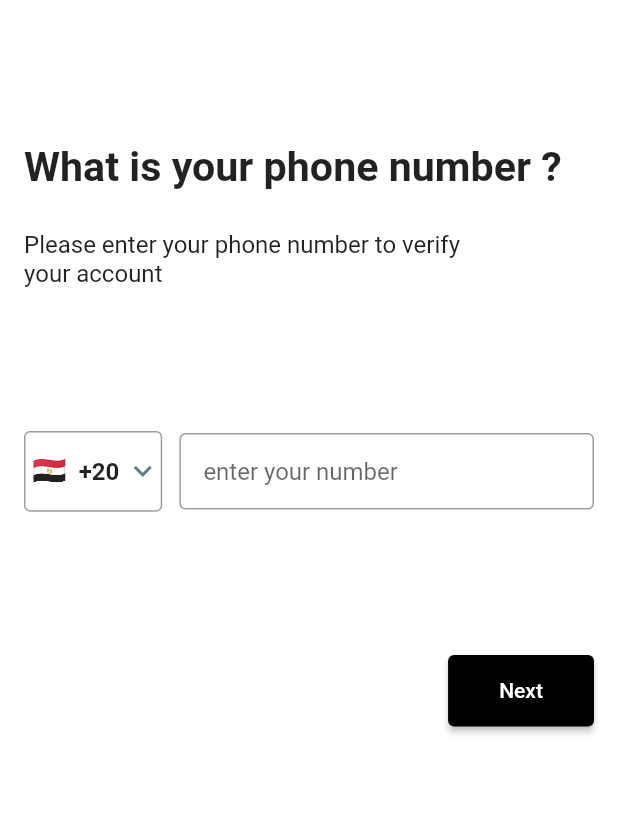
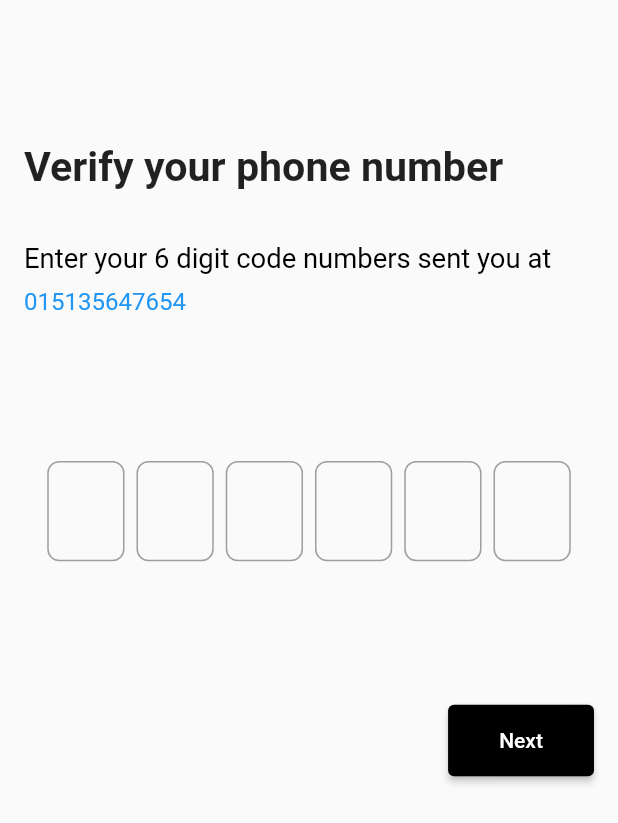
Before and after one commit to elsankary99/test-map, a Flutter app: the screen it shows after launch, on a phone screen of 412 x 824 dp. Shown: the top 823 px of the screen. Run offline on Flutter 3.47's test engine with Material 2 defaults, Android fonts, the phone set to English and light mode, and no system bars; drawn by our look-alikes of pinput; our stand-ins replace auto_route, firebase_auth, firebase_core, flutter_riverpod, flutter_screenutil; accounts and stored records are empty.

Commit message:
craete otp page ui

```diff
--- a/lib/app.dart
+++ b/lib/app.dart
@@ -1,6 +1,6 @@
 import 'package:flutter/material.dart';
 import 'package:flutter_screenutil/flutter_screenutil.dart';
-import 'package:test_map/view/screen/auth/auth_page.dart';
+import 'package:test_map/view/screen/auth/otp_page.dart';
 
 class MyApp extends StatelessWidget {
   const MyApp({super.key});
@@ -14,7 +14,7 @@ class MyApp extends StatelessWidget {
       builder: (_, child) {
         return const MaterialApp(
           debugShowCheckedModeBanner: false,
-          home: AuthPage(),
+          home: OTPPage(),
         );
       },
     );
--- a/lib/core/constant/app_strings.dart
+++ b/lib/core/constant/app_strings.dart
@@ -1,8 +1,10 @@
 class AppStrings {
   static const String whatIsYourNumber = "What is your phone number ?",
+      verifyYourNumber = "Verify your phone number ",
       pleaseEnterYourNumber =
           "Please enter your phone number to verify \nyour account",
       enterYourNumber = "enter your number",
+      enterYour6DigitCode = "Enter your 6 digit code numbers sent you at\n",
       next = "Next",
       verify = "Verify",
       pleaseEnterYourPhoneErr = "Please Enter your Phone Number",
--- a/lib/view/screen/auth/auth_page.dart
+++ b/lib/view/screen/auth/auth_page.dart
@@ -1,3 +1,4 @@
+import 'package:auto_route/auto_route.dart';
 import 'package:flutter_riverpod/flutter_riverpod.dart';
 import 'package:flutter/material.dart';
 import 'package:flutter_screenutil/flutter_screenutil.dart';
@@ -8,6 +9,7 @@ import 'package:test_map/view/widget/auth_widet/auth_top_text.dart';
 import 'package:test_map/view/widget/auth_widet/country_code.dart';
 import 'package:test_map/view/widget/auth_widet/custom_text_form_field.dart';
 
+@RoutePage()
 class AuthPage extends ConsumerWidget {
   const AuthPage({super.key});
 
@@ -25,6 +27,7 @@ class AuthPage extends ConsumerWidget {
               const SliverToBoxAdapter(child: AuthTopText()),
               SliverToBoxAdapter(
                 child: Row(
+                  crossAxisAlignment: CrossAxisAlignment.start,
                   children: [
                     const Expanded(flex: 1, child: CountryCode()),
                     SizedBox(width: 10.w),
--- /dev/null
+++ b/lib/view/screen/auth/otp_page.dart
@@ -0,0 +1,35 @@
+import 'package:auto_route/auto_route.dart';
+import 'package:flutter/material.dart';
+import 'package:flutter_riverpod/flutter_riverpod.dart';
+import 'package:flutter_screenutil/flutter_screenutil.dart';
+import 'package:test_map/core/constant/app_strings.dart';
+import 'package:test_map/core/widget/custom_button.dart';
+import 'package:test_map/view/widget/auth_widet/otp_code_field.dart';
+import 'package:test_map/view/widget/auth_widet/otp_top_text.dart';
+
+@RoutePage()
+class OTPPage extends ConsumerWidget {
+  const OTPPage({super.key});
+
+  @override
+  Widget build(BuildContext context, WidgetRef ref) {
+    return Scaffold(
+      body: Padding(
+        padding: const EdgeInsets.symmetric(horizontal: 16),
+        child: CustomScrollView(
+          slivers: [
+            const SliverToBoxAdapter(child: OTPTopText()),
+            const SliverToBoxAdapter(child: OTPCodeField()),
+            SliverToBoxAdapter(child: SizedBox(height: 80.h)),
+            SliverToBoxAdapter(
+              child: CustomButton(
+                title: AppStrings.next,
+                onPressed: () async {},
+              ),
+            )
+          ],
+        ),
+      ),
+    );
+  }
+}
--- a/lib/view/widget/auth_widet/custom_text_form_field.dart
+++ b/lib/view/widget/auth_widet/custom_text_form_field.dart
@@ -28,7 +28,10 @@ class CustomTextFormField extends ConsumerWidget {
           provider.phoneNumber = phoneNumber!.trim();
         },
         decoration: const InputDecoration(
-            contentPadding: EdgeInsets.symmetric(horizontal: 16, vertical: 16),
+            contentPadding: EdgeInsets.symmetric(
+              horizontal: 16,
+              vertical: 15,
+            ),
             hintText: AppStrings.enterYourNumber,
             border: OutlineInputBorder()),
       ),
--- /dev/null
+++ b/lib/view/widget/auth_widet/otp_code_field.dart
@@ -0,0 +1,51 @@
+import 'dart:developer';
+
+import 'package:flutter/material.dart';
+import 'package:flutter_riverpod/flutter_riverpod.dart';
+import 'package:flutter_screenutil/flutter_screenutil.dart';
+import 'package:pinput/pinput.dart';
+
+class OTPCodeField extends ConsumerWidget {
+  const OTPCodeField({super.key});
+
+  @override
+  Widget build(BuildContext context, WidgetRef ref) {
+    final defaultPinTheme = PinTheme(
+      width: 45.w,
+      height: 56.h,
+      textStyle: const TextStyle(
+          fontSize: 20,
+          color: Color.fromRGBO(30, 60, 87, 1),
+          fontWeight: FontWeight.w600),
+      decoration: BoxDecoration(
+        border: Border.all(color: Colors.grey),
+        borderRadius: BorderRadius.circular(8),
+      ),
+    );
+
+    final focusedPinTheme = defaultPinTheme.copyDecorationWith(
+      border: Border.all(color: Colors.blue),
+      borderRadius: BorderRadius.circular(8),
+    );
+
+    final submittedPinTheme = defaultPinTheme.copyWith(
+      decoration: defaultPinTheme.decoration!.copyWith(
+        border: Border.all(color: Colors.lightBlue),
+        color: const Color.fromRGBO(234, 239, 243, 1),
+      ),
+    );
+
+    return Pinput(
+      length: 6,
+      defaultPinTheme: defaultPinTheme,
+      focusedPinTheme: focusedPinTheme,
+      submittedPinTheme: submittedPinTheme,
+      validator: (s) {
+        return s == '2222' ? null : 'Pin is incorrect';
+      },
+      pinputAutovalidateMode: PinputAutovalidateMode.onSubmit,
+      showCursor: true,
+      onCompleted: (pin) => log(pin),
+    );
+  }
+}
--- /dev/null
+++ b/lib/view/widget/auth_widet/otp_top_text.dart
@@ -0,0 +1,42 @@
+import 'package:flutter/material.dart';
+import 'package:flutter_screenutil/flutter_screenutil.dart';
+import 'package:test_map/core/constant/app_strings.dart';
+
+class OTPTopText extends StatelessWidget {
+  const OTPTopText({
+    super.key,
+  });
+
+  @override
+  Widget build(BuildContext context) {
+    return Column(
+      crossAxisAlignment: CrossAxisAlignment.start,
+      children: [
+        SizedBox(height: 80.h),
+        Text(
+          AppStrings.verifyYourNumber,
+          style: TextStyle(
+            fontSize: 24.sp,
+            fontWeight: FontWeight.bold,
+          ),
+        ),
+        SizedBox(height: 22.h),
+        RichText(
+          text: TextSpan(
+              text: AppStrings.enterYour6DigitCode,
+              style: TextStyle(
+                fontSize: 16.sp,
+                color: Colors.black,
+                height: 1.7,
+              ),
+              children: [
+                TextSpan(
+                    text: "015135647654",
+                    style: TextStyle(fontSize: 14.sp, color: Colors.blue))
+              ]),
+        ),
+        SizedBox(height: 80.h),
+      ],
+    );
+  }
+}
--- a/pubspec.yaml
+++ b/pubspec.yaml
@@ -36,6 +36,7 @@ dependencies:
     sdk: flutter
   flutter_riverpod: ^2.4.3
   flutter_screenutil: ^5.9.0
+  pinput: ^3.0.1
 
 dev_dependencies:
   auto_route_generator: null
```
Also changed, not shown: pubspec.lock, 5 other files.
